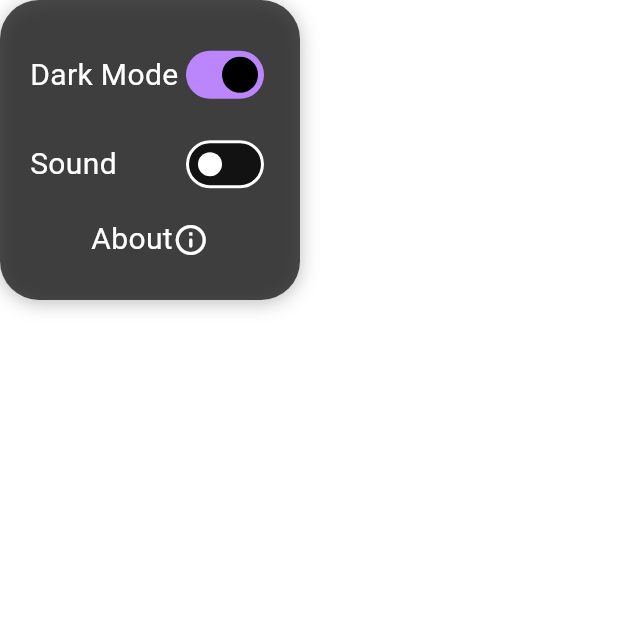
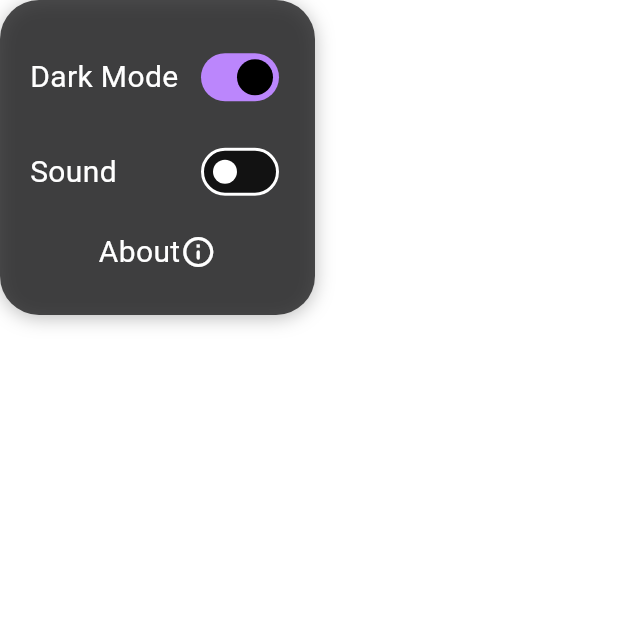
Before and after one commit to maxio02/SpaceView, a Flutter app: the SettingsDrawer screen opened directly, on a phone screen of 412 x 824 dp, the top half of it. Run offline on Flutter 3.47's test engine with Material 3 defaults, Android fonts, the light colour scheme and no system bars; our stand-ins replace flutter_svg; missing offline and left inert: aligned_dialog.

Commit message:
Corrected rendering of gallery full screen page and settings widget

```diff
--- a/lib/widgets/settingsDrawer.dart
+++ b/lib/widgets/settingsDrawer.dart
@@ -7,13 +7,13 @@ class SettingsDrawer extends StatelessWidget {
   @override
   Widget build(BuildContext context) {
     return SizedBox(
-      width: 200,
-      height: 200,
+      width: 210,
+      height: 210,
       child: Scaffold(
         backgroundColor: Color.fromRGBO(0, 0, 0, 0),
         body: Container(
-          width: 200,
-          height: 200,
+          width: 210,
+          height: 210,
           padding: EdgeInsets.all(20),
           decoration: BoxDecoration(
             color: Theme.of(context).primaryColor.withAlpha(200),
@@ -52,8 +52,7 @@ class SettingsDrawer extends StatelessWidget {
               Row(
                 mainAxisAlignment: MainAxisAlignment.center,
                 children: [
-                  Text("About",
-                  style: TextStyle(fontSize: 20)),
+                  Text("About", style: TextStyle(fontSize: 20)),
                   Icon(Icons.info_outline_rounded),
                 ],
               )
```
Also changed, not shown: lib/pages/fullscreenArticlePage.dart (+41 -17 lines).
